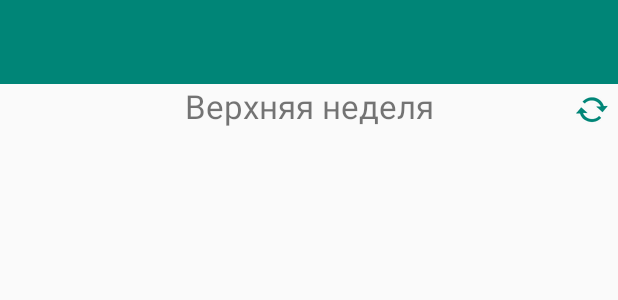
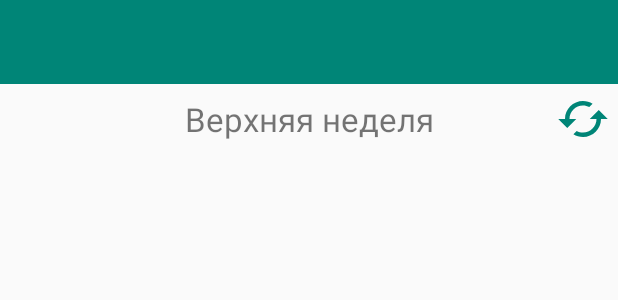
Before and after one commit to IvanShamsiev/Schedule, an Android app: the layout activity_full_schedule.xml on its own in the app's theme, with its tools: preview values and no code run, on a phone screen of 412 x 824 dp. Shown: the top 300 px of the screen. Run offline under Robolectric (Android 15) with nearby library versions, the phone set to English and light mode, and no system bars.

Commit message:
Add WeekDaysAdapter, change switch button

```diff
--- /dev/null
+++ b/app/src/main/res/drawable/ic_switch_36dp.xml
@@ -0,0 +1,5 @@
+<vector android:height="36dp" android:tint="@color/colorPrimary"
+    android:viewportHeight="24.0" android:viewportWidth="24.0"
+    android:width="36dp" xmlns:android="http://schemas.android.com/apk/res/android">
+    <path android:fillColor="#FF000000" android:pathData="M19,8l-4,4h3c0,3.31 -2.69,6 -6,6 -1.01,0 -1.97,-0.25 -2.8,-0.7l-1.46,1.46C8.97,19.54 10.43,20 12,20c4.42,0 8,-3.58 8,-8h3l-4,-4zM6,12c0,-3.31 2.69,-6 6,-6 1.01,0 1.97,0.25 2.8,0.7l1.46,-1.46C15.03,4.46 13.57,4 12,4c-4.42,0 -8,3.58 -8,8H1l4,4 4,-4H6z"/>
+</vector>
--- a/app/src/main/res/layout/activity_full_schedule.xml
+++ b/app/src/main/res/layout/activity_full_schedule.xml
@@ -21,10 +21,18 @@
             android:layout_width="wrap_content"
             android:layout_height="wrap_content"
 
+
+            android:layout_alignParentStart="true"
             android:layout_alignParentEnd="true"
-            android:layout_alignParentStart="true"
+
+            android:layout_alignParentTop="true"
+
+            android:layout_alignBottom="@+id/switchBtn"
+            android:layout_marginStart="5dp"
+            android:layout_marginTop="5dp"
+            android:layout_marginEnd="5dp"
+
             android:gravity="center"
-
             android:textSize="10pt"
             tools:text="Верхняя неделя" />
 
@@ -32,71 +40,18 @@
             android:id="@+id/switchBtn"
             android:layout_width="wrap_content"
             android:layout_height="wrap_content"
+            android:layout_alignParentEnd="true"
+
             android:layout_gravity="center_vertical"
 
-            android:layout_alignParentEnd="true"
-
             android:layout_margin="5dp"
-            android:background="#00FFFFFF"
-            android:tint="@color/colorPrimary"
-            app:srcCompat="@android:drawable/stat_notify_sync" />
+            android:background="?android:selectableItemBackground"
+            app:srcCompat="@drawable/ic_switch_36dp" />
     </RelativeLayout>
 
-    <LinearLayout
+    <androidx.recyclerview.widget.RecyclerView
+        android:id="@+id/recyclerView"
         android:layout_width="match_parent"
-        android:layout_height="match_parent"
-        android:layout_weight="1"
-        android:orientation="horizontal">
-
-        <FrameLayout
-            android:id="@+id/layoutDay1"
-            android:layout_width="match_parent"
-            android:layout_height="match_parent"
-            android:layout_weight="1" />
-
-        <FrameLayout
-            android:id="@+id/layoutDay2"
-            android:layout_width="match_parent"
-            android:layout_height="match_parent"
-            android:layout_weight="1" />
-    </LinearLayout>
-
-    <LinearLayout
-        android:layout_width="match_parent"
-        android:layout_height="match_parent"
-        android:layout_weight="1"
-        android:orientation="horizontal">
-
-        <FrameLayout
-            android:id="@+id/layoutDay3"
-            android:layout_width="match_parent"
-            android:layout_height="match_parent"
-            android:layout_weight="1" />
-
-        <FrameLayout
-            android:id="@+id/layoutDay4"
-            android:layout_width="match_parent"
-            android:layout_height="match_parent"
-            android:layout_weight="1" />
-    </LinearLayout>
-
-    <LinearLayout
-        android:layout_width="match_parent"
-        android:layout_height="match_parent"
-        android:layout_weight="1"
-        android:orientation="horizontal">
-
-        <FrameLayout
-            android:id="@+id/layoutDay5"
-            android:layout_width="match_parent"
-            android:layout_height="match_parent"
-            android:layout_weight="1" />
-
-        <FrameLayout
-            android:id="@+id/layoutDay6"
-            android:layout_width="match_parent"
-            android:layout_height="match_parent"
-            android:layout_weight="1" />
-    </LinearLayout>
+        android:layout_height="match_parent" />
 
 </LinearLayout>
--- a/app/src/main/res/layout/week_day_item.xml
+++ b/app/src/main/res/layout/week_day_item.xml
@@ -3,7 +3,7 @@
     xmlns:app="http://schemas.android.com/apk/res-auto"
     xmlns:tools="http://schemas.android.com/tools"
     android:layout_width="match_parent"
-    android:layout_height="match_parent"
+    android:layout_height="wrap_content"
     android:layout_weight="1"
     android:orientation="vertical"
     android:background="@drawable/week_day_bg"
@@ -20,7 +20,8 @@
     <ImageView
         android:layout_width="match_parent"
         android:layout_height="wrap_content"
-        app:srcCompat="@drawable/separator" />
+        app:srcCompat="@drawable/separator"
+        tools:ignore="ContentDescription" />
 
     <androidx.core.widget.NestedScrollView
         android:layout_width="match_parent"
@@ -32,6 +33,7 @@
             android:layout_width="match_parent"
             android:layout_height="wrap_content"
             tools:text="Какие-то пары" />
+
     </androidx.core.widget.NestedScrollView>
 
 </LinearLayout>
```
Also changed, not shown: app/src/main/java/com/example/schedule/ui/FullScheduleActivity.java (+18 -61 lines), app/src/main/java/com/example/schedule/ui/WeekDaysAdapter.java (added, +130 -0 lines).
